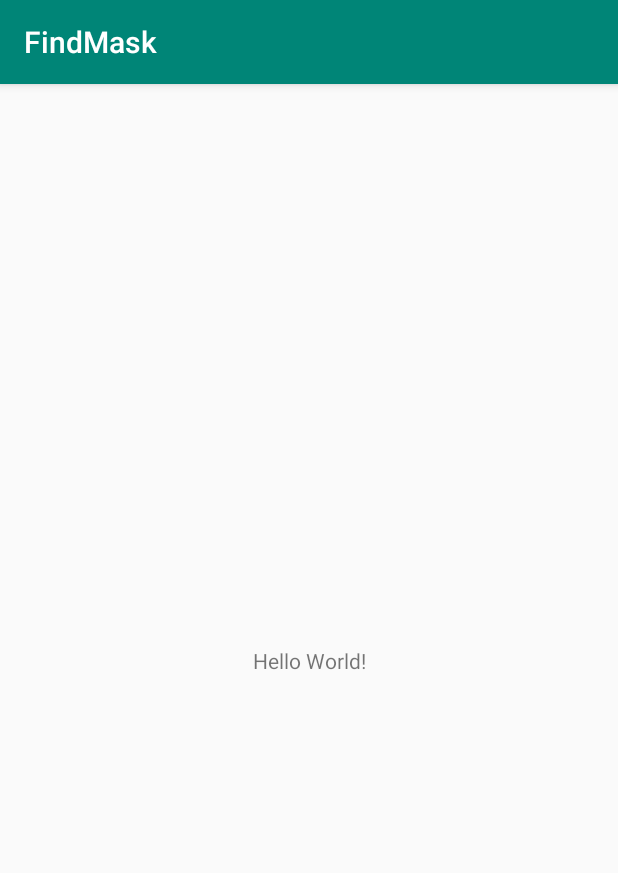
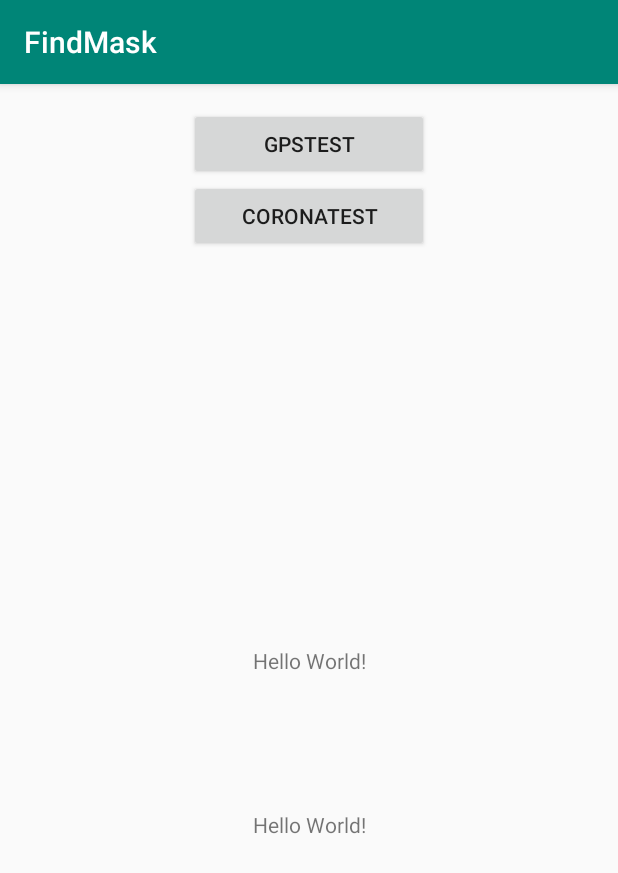
Before and after one commit to mue6328/FindMask-Android, an Android app: the screen it shows after launch (MainActivity), on a phone screen of 412 x 824 dp. Shown: the top 873 px of the screen. Run offline under Robolectric (Android 15) with nearby library versions, the light colour scheme and no system bars.

Commit message:
[ADD] Retrofit2, MainActivity

```diff
--- a/app/build.gradle
+++ b/app/build.gradle
@@ -29,6 +29,9 @@ dependencies {
     implementation 'androidx.appcompat:appcompat:1.0.2'
     implementation 'androidx.core:core-ktx:1.0.2'
     implementation 'androidx.constraintlayout:constraintlayout:1.1.3'
+    implementation 'com.google.code.gson:gson:2.8.5'
+    implementation 'com.squareup.retrofit2:retrofit:2.6.0'
+    implementation 'com.squareup.retrofit2:converter-gson:2.6.0'
     testImplementation 'junit:junit:4.12'
     androidTestImplementation 'androidx.test.ext:junit:1.1.0'
     androidTestImplementation 'androidx.test.espresso:espresso-core:3.1.1'
--- a/app/src/main/AndroidManifest.xml
+++ b/app/src/main/AndroidManifest.xml
@@ -9,7 +9,7 @@
         android:roundIcon="@mipmap/ic_launcher_round"
         android:supportsRtl="true"
         android:theme="@style/AppTheme">
-        <activity android:name=".MainActivity">
+        <activity android:name=".activity.MainActivity">
             <intent-filter>
                 <action android:name="android.intent.action.MAIN" />
 
@@ -18,4 +18,8 @@
         </activity>
     </application>
 
+    <uses-permission android:name="android.permission.ACCESS_FINE_LOCATION"/>
+    <uses-permission android:name="android.permission.READ_EXTERNAL_STORAGE"/>
+    <uses-permission android:name="android.permission.INTERNET"/>
+
 </manifest>
--- /dev/null
+++ b/app/src/main/java/com/example/findmask/Utils.kt
@@ -0,0 +1,29 @@
+package com.example.findmask
+
+import retrofit2.Retrofit
+import retrofit2.converter.gson.GsonConverterFactory
+
+class Utils {
+
+    companion object {
+        private const val MASK_BASE_URL = "https://8oi9s0nnth.apigw.ntruss.com/corona19-masks/v1/"
+
+        private const val CORONA_BASE_URL = "https://api.corona-19.kr/"
+
+        var API_KEY = "a7b30c61e5dffb05b51900967fe4ba8a1"
+
+        val retrofit_MASK: Retrofit = Retrofit
+            .Builder()
+            .baseUrl(MASK_BASE_URL)
+            .addConverterFactory(GsonConverterFactory.create())
+            .build()
+
+        val retrofit_CORONA: Retrofit = Retrofit
+            .Builder()
+            .baseUrl(CORONA_BASE_URL)
+            .addConverterFactory(GsonConverterFactory.create())
+            .build()
+    }
+
+
+}
--- /dev/null
+++ b/app/src/main/java/com/example/findmask/service/MaskService.kt
@@ -0,0 +1,22 @@
+package com.example.findmask.service
+
+import com.example.findmask.model.MaskByGeoInfo
+import com.example.findmask.model.MaskInfo
+import retrofit2.Call
+import retrofit2.http.GET
+import retrofit2.http.Query
+
+interface MaskService {
+    @GET("stores/json/{page}/{perPage}")
+    fun getStoresInfo(
+        @Query("page") page: Int,
+        @Query("perPage") perPage: Int
+    ) : Call<MaskInfo>
+
+    @GET("storesByGeo/json?")
+    fun getStoreByGeoInfo(
+        @Query("lat") lat: Number,
+        @Query("lng") lng: Number,
+        @Query("m") m: Int
+    ) : Call<MaskByGeoInfo>
+}
--- a/app/src/main/res/layout/activity_main.xml
+++ b/app/src/main/res/layout/activity_main.xml
@@ -4,9 +4,31 @@
     xmlns:tools="http://schemas.android.com/tools"
     android:layout_width="match_parent"
     android:layout_height="match_parent"
-    tools:context=".MainActivity">
+    tools:context=".activity.MainActivity">
+
+    <Button
+        android:id="@+id/gpsButton"
+        android:layout_width="wrap_content"
+        android:layout_height="wrap_content"
+        android:layout_marginTop="16dp"
+        android:ems="10"
+        android:text="gpsTest"
+        app:layout_constraintEnd_toEndOf="parent"
+        app:layout_constraintStart_toStartOf="parent"
+        app:layout_constraintTop_toTopOf="parent" />
+
+    <Button
+        android:id="@+id/coronaButton"
+        android:layout_width="wrap_content"
+        android:layout_height="wrap_content"
+        android:ems="10"
+        android:text="CoronaTest"
+        app:layout_constraintEnd_toEndOf="parent"
+        app:layout_constraintStart_toStartOf="parent"
+        app:layout_constraintTop_toBottomOf="@+id/gpsButton" />
 
     <TextView
+        android:id="@+id/gpsTest"
         android:layout_width="wrap_content"
         android:layout_height="wrap_content"
         android:text="Hello World!"
@@ -15,4 +37,16 @@
         app:layout_constraintRight_toRightOf="parent"
         app:layout_constraintTop_toTopOf="parent" />
 
+    <TextView
+        android:id="@+id/coronaTest"
+        android:layout_width="wrap_content"
+        android:layout_height="wrap_content"
+        android:text="Hello World!"
+        android:layout_marginBottom="100dp"
+        app:layout_constraintVertical_bias="0.4"
+        app:layout_constraintBottom_toBottomOf="parent"
+        app:layout_constraintLeft_toLeftOf="parent"
+        app:layout_constraintRight_toRightOf="parent"
+        app:layout_constraintTop_toTopOf="@id/gpsTest" />
+
 </androidx.constraintlayout.widget.ConstraintLayout>
```
Also changed, not shown: app/src/main/java/com/example/findmask/MainActivity.kt (deleted, +0 -23 lines), app/src/main/java/com/example/findmask/activity/MainActivity.kt (added, +132 -0 lines), app/src/main/java/com/example/findmask/model/CoronaInfo.kt (added, +31 -0 lines), app/src/main/java/com/example/findmask/model/MaskInfo.kt (+18 -1 lines), app/src/main/java/com/example/findmask/service/CoronaService.kt (added, +11 -0 lines), 1 other file.
